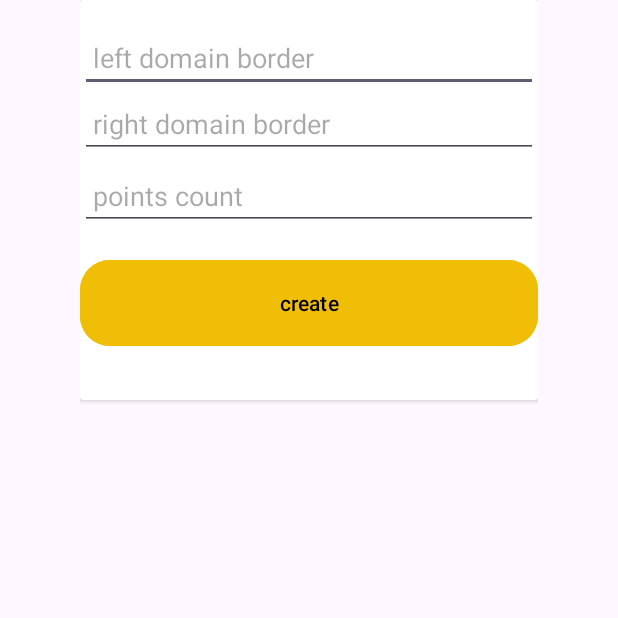
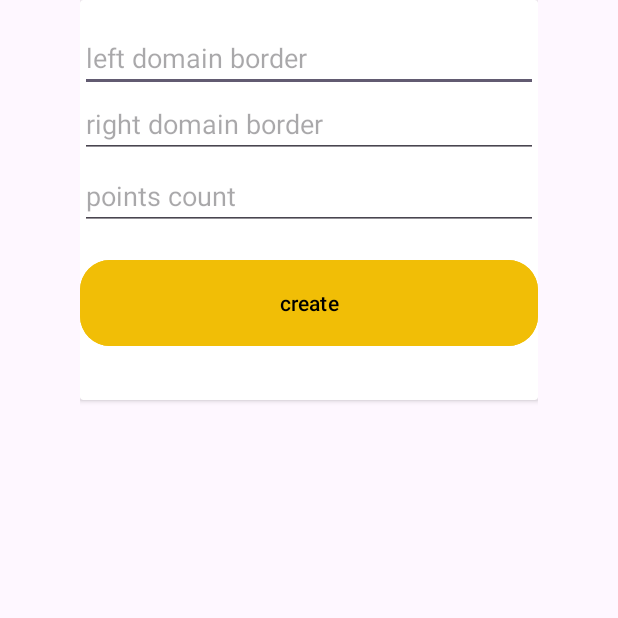
Before and after one commit to Pelga/Function, an Android app: the screen it shows after launch (MainActivity), after a tap on "create", on a phone screen of 412 x 824 dp, the top half of it. Run offline under Robolectric (Android 15) with nearby library versions, the phone set to English and light mode, and no system bars.

Commit message:
Сделала правки

```diff
--- a/app/src/main/java/com/example/myapplication/Laba6/FunctionPoint.java
+++ b/app/src/main/java/com/example/myapplication/Laba6/FunctionPoint.java
@@ -5,6 +5,10 @@ import java.io.Serializable;
 public class FunctionPoint implements Serializable {
     private double x;
     private double y;
+    public static final String OPEN = "(";
+    public static final String CLOSE = ")";
+    public static final String SEMICOLON = ";";
+
 
     public FunctionPoint(double x, double y) {
         this.x = x;
@@ -39,7 +43,7 @@ public class FunctionPoint implements Serializable {
 
     @Override
     public String toString() {
-        String str = "(" + getX() + "; " + getY() + ")";
+        String str = OPEN + getX() + SEMICOLON + getY() + CLOSE;
         return str;
     }
 
--- a/app/src/main/java/com/example/myapplication/Laba6/TabAdapter.java
+++ b/app/src/main/java/com/example/myapplication/Laba6/TabAdapter.java
@@ -15,7 +15,7 @@ import java.util.ArrayList;
 
 
 public class TabAdapter extends RecyclerView.Adapter<TabAdapter.TabViewHolder> implements Serializable {
-    ArrayList<FunctionPoint> list = new ArrayList<>();
+    private final ArrayList<FunctionPoint> list = new ArrayList<>();
 
     public TabAdapter(ArrayTabulatedFunction list) {
         for (int i = 0; i < list.getPointsCount(); i++) {
@@ -55,7 +55,7 @@ public class TabAdapter extends RecyclerView.Adapter<TabAdapter.TabViewHolder> i
     }
 
 
-    class TabViewHolder extends RecyclerView.ViewHolder {
+    static class TabViewHolder extends RecyclerView.ViewHolder {
 
         public Button tabulatedButton;
 
--- a/app/src/main/java/com/example/myapplication/MainActivity.java
+++ b/app/src/main/java/com/example/myapplication/MainActivity.java
@@ -15,6 +15,9 @@ import com.google.android.material.button.MaterialButton;
 import java.io.Serializable;
 
 public class MainActivity extends AppCompatActivity implements Serializable {
+    public static final String ARRAY = "array";
+    public static final String NULL = "";
+
     @Override
     protected void onCreate(Bundle savedInstanceState) {
         super.onCreate(savedInstanceState);
@@ -27,18 +30,22 @@ public class MainActivity extends AppCompatActivity implements Serializable {
         material_button.setOnClickListener(new View.OnClickListener() {
             @Override
             public void onClick(View view) {
-                if (right_domain_border.getText().toString().trim().equals("") || left_domain_border.getText().toString().equals("") || points_count.getText().toString().equals("")) {
+                if (toStr(right_domain_border).trim().equals(NULL) || toStr(left_domain_border).equals(NULL) || toStr(points_count).equals(ARRAY)) {
                     Toast.makeText(MainActivity.this, R.string.error, Toast.LENGTH_LONG).show();
                 } else {
-                    double l = Double.parseDouble(left_domain_border.getText().toString());
-                    double r = Double.parseDouble(right_domain_border.getText().toString());
-                    int p = Integer.parseInt(points_count.getText().toString());
+                    double l = Double.parseDouble(toStr(left_domain_border));
+                    double r = Double.parseDouble(toStr(right_domain_border));
+                    int p = Integer.parseInt(toStr(points_count));
                     ArrayTabulatedFunction linkedListTabulatedFunction = new ArrayTabulatedFunction(l, r, p);
                     Intent intent = new Intent(MainActivity.this, NewActivity.class);
-                    intent.putExtra("array", linkedListTabulatedFunction);
+                    intent.putExtra(ARRAY, linkedListTabulatedFunction);
                     startActivity(intent);
                 }
             }
         });
     }
+
+    private String toStr(EditText editText) {
+        return editText.getText().toString();
+    }
 }
--- a/app/src/main/res/layout/activity_main.xml
+++ b/app/src/main/res/layout/activity_main.xml
@@ -24,7 +24,7 @@
                 android:layout_width="match_parent"
                 android:layout_height="wrap_content"
                 android:layout_marginTop="16dp"
-                android:hint=" left domain border"
+                android:hint="@string/left_domain_border"
                 app:layout_constraintEnd_toEndOf="parent"
                 app:layout_constraintStart_toStartOf="parent"
                 app:layout_constraintTop_toTopOf="parent" />
@@ -34,7 +34,7 @@
                 android:layout_width="match_parent"
                 android:layout_height="wrap_content"
                 android:layout_marginTop="60dp"
-                android:hint=" right domain border"
+                android:hint="@string/right_domain_border"
                 app:layout_constraintEnd_toEndOf="parent"
                 app:layout_constraintStart_toStartOf="parent"
                 app:layout_constraintTop_toTopOf="parent" />
@@ -44,7 +44,7 @@
                 android:layout_width="match_parent"
                 android:layout_height="wrap_content"
                 android:layout_marginTop="108dp"
-                android:hint=" points count"
+                android:hint="@string/points_count"
                 app:layout_constraintEnd_toEndOf="parent"
                 app:layout_constraintHorizontal_bias="0.0"
                 app:layout_constraintStart_toStartOf="parent"
@@ -56,8 +56,8 @@
                 android:layout_height="65dp"
                 android:layout_marginTop="64dp"
                 android:layout_marginBottom="32dp"
-                android:backgroundTint="#F1BE06"
-                android:text="create"
+                android:backgroundTint="@color/yellow"
+                android:text="@string/create"
                 android:textColor="@color/black"
                 app:cornerRadius="20dp"
                 app:layout_constraintBottom_toBottomOf="parent"
--- a/app/src/main/res/layout/dialog.xml
+++ b/app/src/main/res/layout/dialog.xml
@@ -11,13 +11,13 @@
         android:layout_width="match_parent"
         android:layout_height="wrap_content"
         android:layout_marginTop="16dp"
-        android:hint=" x" />
+        android:hint="@string/x" />
 
     <EditText
         android:id="@+id/y_dialog2"
         android:layout_width="match_parent"
         android:layout_height="wrap_content"
         android:layout_marginTop="60dp"
-        android:hint=" y" />
+        android:hint="@string/y" />
 
 </RelativeLayout>
--- a/app/src/main/res/layout/new_activity.xml
+++ b/app/src/main/res/layout/new_activity.xml
@@ -16,7 +16,7 @@
         android:layout_width="wrap_content"
         android:layout_height="wrap_content"
         android:layout_gravity="bottom|end"
-        android:backgroundTint="#575555"
+        android:backgroundTint="@color/grey"
         app:layout_behavior="com.google.android.material.behavior.HideBottomViewOnScrollBehavior" />
 
 </androidx.coordinatorlayout.widget.CoordinatorLayout>
--- a/app/src/main/res/values/colors.xml
+++ b/app/src/main/res/values/colors.xml
@@ -2,4 +2,6 @@
 <resources>
     <color name="black">#FF000000</color>
     <color name="white">#FFFFFFFF</color>
+    <color name="yellow">#F1BE06</color>
+    <color name="grey">#575555</color>
 </resources>
--- a/app/src/main/res/values/strings.xml
+++ b/app/src/main/res/values/strings.xml
@@ -1,4 +1,11 @@
 <resources>
     <string name="app_name">My Application</string>
     <string name="error">Left and right</string>
+    <string name="point">поинт</string>
+    <string name="left_domain_border">left domain border</string>
+    <string name="right_domain_border">right domain border</string>
+    <string name="points_count">points count</string>
+    <string name="create">create</string>
+    <string name="x">x</string>
+    <string name="y">y</string>
 </resources>
```
Also changed, not shown: app/src/main/java/com/example/myapplication/Laba6/ArrayTabulatedFunction.java (+9 -8 lines), app/src/main/java/com/example/myapplication/Laba6/LinkedListTabulatedFunction.java (+10 -78 lines), app/src/main/java/com/example/myapplication/Laba6/MyDialogFragment.java (+18 -13 lines), app/src/main/java/com/example/myapplication/Laba6/NewActivity.java (+10 -7 lines), app/src/main/res/layout/tabulated_function.xml (+5 -5 lines).
